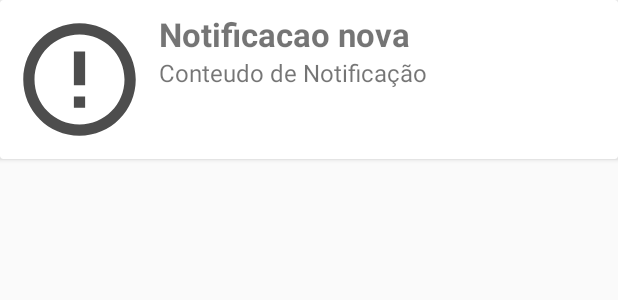
After one commit to f4r0fA/AgendaBeautifulProfisional, an Android app: the layout layout_notification_item.xml on its own in the app's theme, with its tools: preview values and no code run, on a phone screen of 412 x 824 dp. The commit adds this screen. Shown: the top 300 px of the screen. Run offline under Robolectric (Android 15) with nearby library versions, the phone set to English and light mode, and no system bars.

Commit message:
Introduzido Notificacao no APP e correcoes de bugs

```diff
--- a/app/src/main/java/com/digtech/agendaprofisional/Common/Common.java
+++ b/app/src/main/java/com/digtech/agendaprofisional/Common/Common.java
@@ -37,6 +37,7 @@ public class Common {
     public static final String CABELELEIRO_KEY = "CABELELEIRO";
     public static final String TITLE_KEY = "title";
     public static final String CONTENT_KEY = "content";
+    public static final int MAX_NOTIFICATION_PER_LOAD = 10;
     public static String state_name="";
     public static Saloes selected_salon;
     public static Cabeleleiro currentCabeleleiro;
@@ -139,7 +140,7 @@ public class Common {
                 MyToken myToken = new MyToken();
                 myToken.setToken(token);
                 myToken.setTokenType(TOKEN_TYPE.CABELELEIRO);
-                myToken.setUser(user);
+                myToken.setUserPhone(user);
 
                 FirebaseFirestore.getInstance()
                         .collection("Tokens")
--- a/app/src/main/java/com/digtech/agendaprofisional/StaffHomeActivity.java
+++ b/app/src/main/java/com/digtech/agendaprofisional/StaffHomeActivity.java
@@ -105,6 +105,11 @@ public class StaffHomeActivity extends AppCompatActivity implements ITimeSlotLoa
     public boolean onOptionsItemSelected(MenuItem item) {
         if (actionBarDrawerToggle.onOptionsItemSelected(item))
             return true;
+        if (item.getItemId() == R.id.action_new_noitification){
+            startActivity(new Intent(StaffHomeActivity.this, NotificationActivity.class));
+            txt_notification_badge.setText("");
+            return true;
+        }
         return super.onOptionsItemSelected(item);
     }
 
--- /dev/null
+++ b/app/src/main/res/drawable/ic_error_outline_black_24dp.xml
@@ -0,0 +1,5 @@
+<vector android:alpha="0.7" android:height="90dp"
+    android:viewportHeight="24.0" android:viewportWidth="24.0"
+    android:width="90dp" xmlns:android="http://schemas.android.com/apk/res/android">
+    <path android:fillColor="#FF000000" android:pathData="M11,15h2v2h-2zM11,7h2v6h-2zM11.99,2C6.47,2 2,6.48 2,12s4.47,10 9.99,10C17.52,22 22,17.52 22,12S17.52,2 11.99,2zM12,20c-4.42,0 -8,-3.58 -8,-8s3.58,-8 8,-8 8,3.58 8,8 -3.58,8 -8,8z"/>
+</vector>
--- /dev/null
+++ b/app/src/main/res/layout/layout_notification_item.xml
@@ -0,0 +1,48 @@
+<?xml version="1.0" encoding="utf-8"?>
+<android.support.v7.widget.CardView
+    xmlns:android="http://schemas.android.com/apk/res/android"
+    android:layout_width="match_parent"
+    android:layout_height="wrap_content">
+
+    <LinearLayout
+        android:orientation="horizontal"
+        android:layout_margin="8dp"
+        android:layout_width="match_parent"
+        android:layout_height="wrap_content">
+
+        <ImageView
+            android:src="@drawable/ic_error_outline_black_24dp"
+            android:layout_width="wrap_content"
+            android:layout_height="wrap_content" />
+    <LinearLayout
+        android:orientation="vertical"
+        android:layout_marginLeft="8dp"
+        android:layout_width="match_parent"
+        android:layout_height="wrap_content">
+
+        <TextView
+            android:id="@+id/txt_notification_title"
+            android:text="Notificacao nova"
+            android:textSize="22sp"
+            android:textStyle="bold"
+            android:layout_width="wrap_content"
+            android:layout_height="wrap_content" />
+
+        <TextView
+            android:id="@+id/txt_notification_content"
+            android:textSize="16sp"
+            android:layout_width="wrap_content"
+            android:layout_height="wrap_content"
+            android:text="Conteudo de Notificação" />
+
+
+
+    </LinearLayout>
+
+
+
+
+
+    </LinearLayout>
+
+</android.support.v7.widget.CardView>
```
Also changed, not shown: app/src/main/AndroidManifest.xml (+6 -4 lines), app/src/main/java/com/digtech/agendaprofisional/Adapter/MyNotificationAdapter.java (added, +69 -0 lines), app/src/main/java/com/digtech/agendaprofisional/Common/MyDiffCallBack.java (added, +44 -0 lines), app/src/main/java/com/digtech/agendaprofisional/Interface/INotificationLoadListener.java (added, +11 -0 lines), app/src/main/java/com/digtech/agendaprofisional/Model/MyNotification.java (added, +53 -0 lines), app/src/main/java/com/digtech/agendaprofisional/Model/MyToken.java (+25 -18 lines), app/src/main/java/com/digtech/agendaprofisional/NotificationActivity.java (added, +168 -0 lines), app/src/main/res/drawable/ic_warning_black_24dp.xml (added, +7 -0 lines), app/src/main/res/layout/activity_notification.xml (added, +31 -0 lines), app/src/main/res/drawable-hdpi/backgroundnotify.png (added), app/src/main/res/drawable-mdpi/backgroundnotify.png (added), app/src/main/res/drawable-xhdpi/backgroundnotify.png (added), app/src/main/res/drawable-xxhdpi/backgroundnotify.png (added), app/src/main/res/drawable-xxxhdpi/backgroundnotify.png (added).
